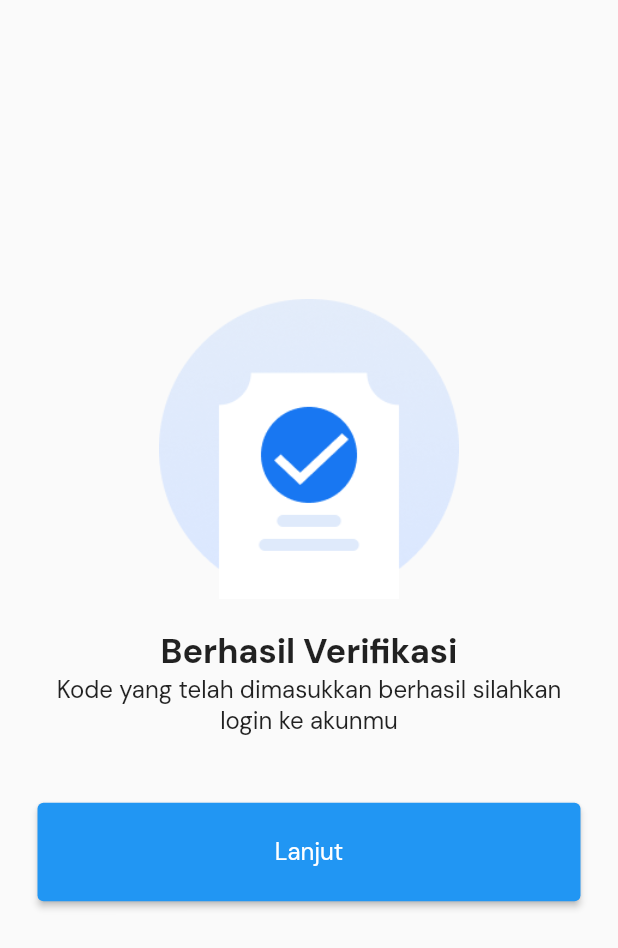
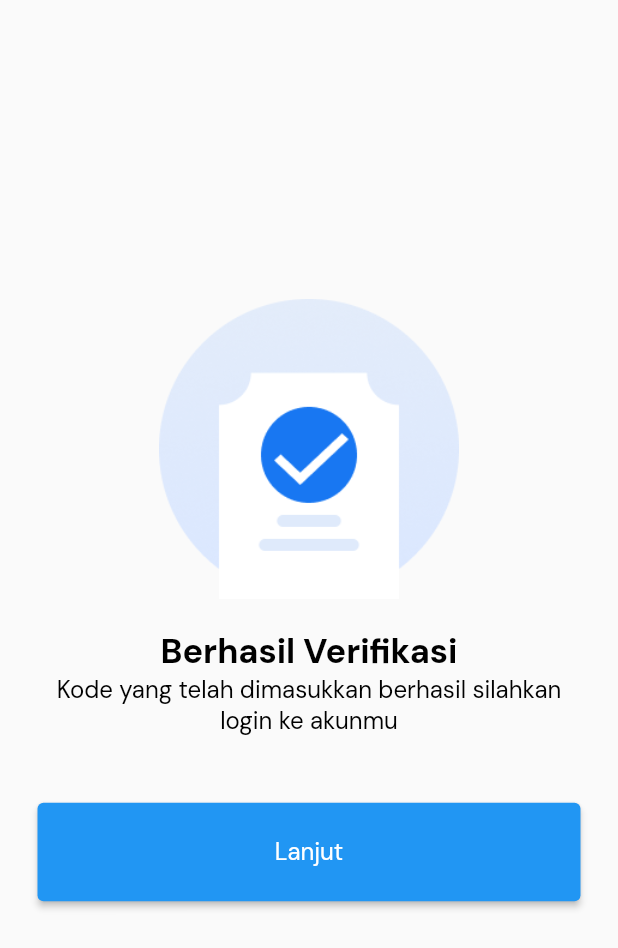
Before and after one commit to Greek-Cp/sidokare_mobile_app, a Flutter app: the berhasilOtp screen opened by its route, on a phone screen of 412 x 824 dp. Shown: the top 948 px of the screen. Run offline on Flutter 3.47's test engine with Material 2 defaults, Android fonts, the phone set to English and light mode, and no system bars; our stand-ins replace flutter_otp_text_field, flutter_screenutil, google_fonts, motion_toast, otp_text_field; missing offline and left inert: flutter_custom_tab_bar, mailer; network calls fail.

Commit message:
Pembaruan Page Utama
Penambahan Beberapa Widget Dan Responsive

```diff
--- a/lib/component/text_description.dart
+++ b/lib/component/text_description.dart
@@ -6,40 +6,60 @@ import 'package:sidokare_mobile_app/const/size.dart';
 
 class ComponentTextTittle extends StatelessWidget {
   String? textContent;
-  ComponentTextTittle(this.textContent);
+  TextAlign textAlign;
+  Color warnaTeks = Colors.black;
+  ComponentTextTittle(this.textContent,
+      {this.textAlign = TextAlign.center, this.warnaTeks = Colors.black});
   @override
   Widget build(BuildContext context) {
     // TODO: implement build
-    return _textHeader(textHeader_1: textContent.toString());
+    return _textHeader(
+        textHeader_1: textContent.toString(),
+        textAlign: textAlign,
+        teksColor: warnaTeks);
   }
 
-  Widget _textHeader({String textHeader_1 = ""}) {
+  Widget _textHeader(
+      {Color teksColor = Colors.black,
+      String textHeader_1 = "",
+      TextAlign textAlign = TextAlign.center}) {
     return Text(
       "$textHeader_1",
       style: FontType.font_utama(
-          fontSize: size.sizeHeader.sp, fontWeight: FontWeight.bold),
-      textAlign: TextAlign.center,
+          fontSize: size.sizeHeader.sp,
+          fontWeight: FontWeight.bold,
+          color: teksColor),
+      textAlign: this.textAlign,
     );
   }
 }
 
 class ComponentTextDescription extends StatelessWidget {
   String? textContent;
-  ComponentTextDescription(this.textContent);
+  TextAlign textAlign = TextAlign.center;
+  Color teksColor = Colors.black;
+  ComponentTextDescription(this.textContent,
+      {this.textAlign = TextAlign.center, this.teksColor = Colors.black});
   @override
   Widget build(BuildContext context) {
     // TODO: implement build
-    return _textDesc(textDesc: textContent.toString());
+    return _textDesc(
+        textDesc: textContent.toString(),
+        textAlign: textAlign,
+        teksColor: this.teksColor);
   }
 
-  Widget _textDesc({String textDesc = ""}) {
+  Widget _textDesc(
+      {String textDesc = "",
+      textAlign = TextAlign.center,
+      Color teksColor = Colors.black}) {
     return Text(
       "$textDesc",
       style: FontType.font_utama(
-        fontSize: size.sizeDescriptionPas.sp,
-        fontWeight: FontWeight.normal,
-      ),
-      textAlign: TextAlign.center,
+          fontSize: size.sizeDescriptionPas.sp,
+          fontWeight: FontWeight.normal,
+          color: teksColor),
+      textAlign: textAlign,
     );
   }
 }
```
Also changed, not shown: lib/pages/item_nav/page_utama.dart (+162 -27 lines).
